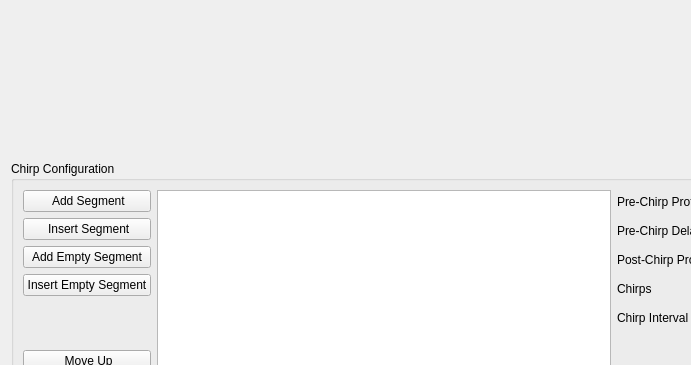
Before: the Qt Designer form chirpconfigwidget.ui in kncrabtree/blackchirp, drawn with Qt 5; both pictures show x 0 to 691 and y 0 to 365 of the 843 by 603 pixel window.
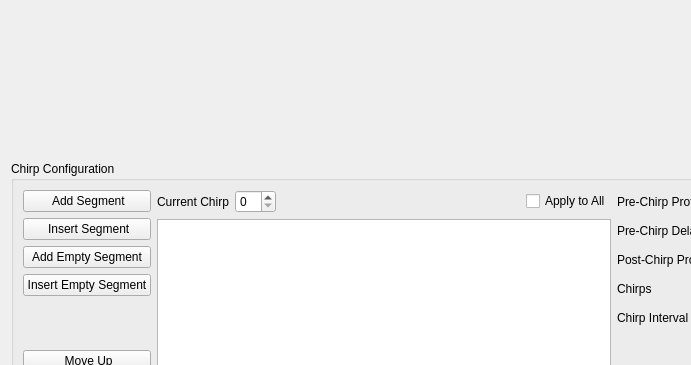
After: the same form once the commit is applied. Icons and pictures are not drawn. Custom widgets are drawn as their Qt base class.

Commit message: Allow multi chirps to be different

```diff
--- a/chirpconfigwidget.ui
+++ b/chirpconfigwidget.ui
@@ -22,7 +22,7 @@
      <property name="title">
       <string>Chirp Configuration</string>
      </property>
-     <layout class="QHBoxLayout" name="horizontalLayout">
+     <layout class="QHBoxLayout" name="horizontalLayout_2">
       <item>
        <layout class="QVBoxLayout" name="verticalLayout_2">
         <item>
@@ -220,6 +220,42 @@
        </layout>
       </item>
       <item>
+       <layout class="QVBoxLayout" name="verticalLayout_3">
+        <item>
+         <layout class="QHBoxLayout" name="horizontalLayout">
+          <item>
+           <widget class="QLabel" name="label">
+            <property name="text">
+             <string>Current Chirp</string>
+            </property>
+           </widget>
+          </item>
+          <item>
+           <widget class="QSpinBox" name="currentChirpBox"/>
+          </item>
+          <item>
+           <spacer name="horizontalSpacer">
+            <property name="orientation">
+             <enum>Qt::Horizontal</enum>
+            </property>
+            <property name="sizeHint" stdset="0">
+             <size>
+              <width>40</width>
+              <height>20</height>
+             </size>
+            </property>
+           </spacer>
+          </item>
+          <item>
+           <widget class="QCheckBox" name="applyToAllBox">
+            <property name="text">
+             <string>Apply to All</string>
+            </property>
+           </widget>
+          </item>
+         </layout>
+        </item>
+        <item>
        <widget class="QTableView" name="chirpTable">
         <property name="minimumSize">
          <size>
@@ -231,6 +267,8 @@
          <enum>Qt::NoPen</enum>
         </property>
        </widget>
+        </item>
+       </layout>
       </item>
       <item>
        <layout class="QFormLayout" name="formLayout">
```
Lines whose indentation alone changed are shown as unchanged. The commit also changes 9 other files.
